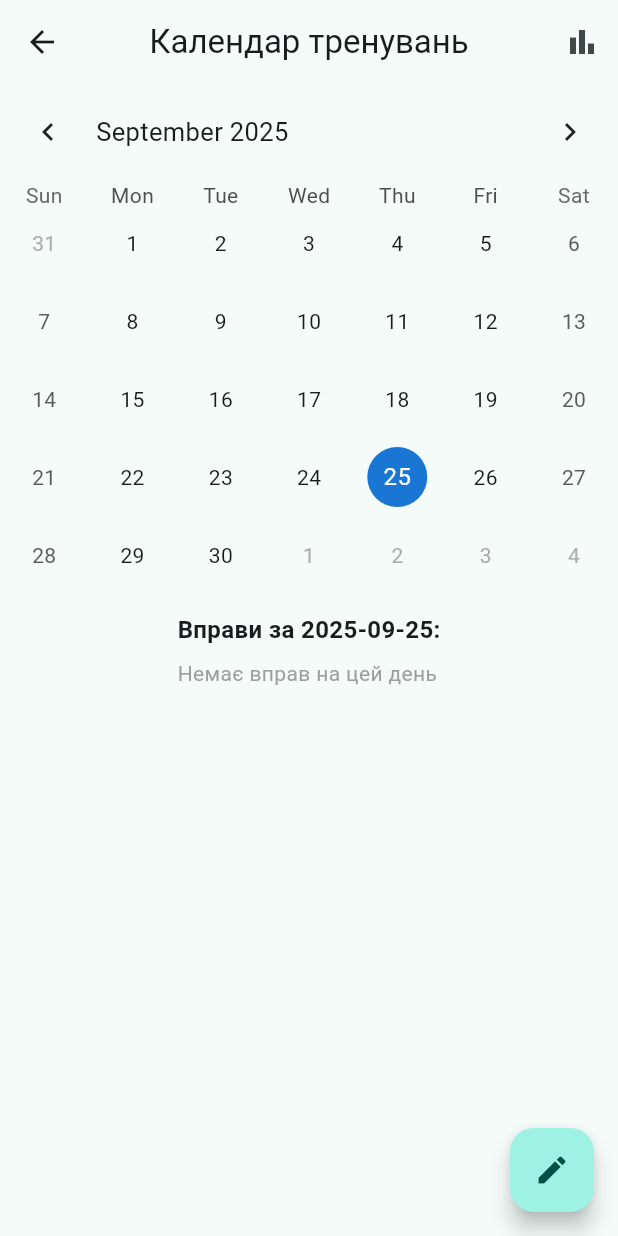
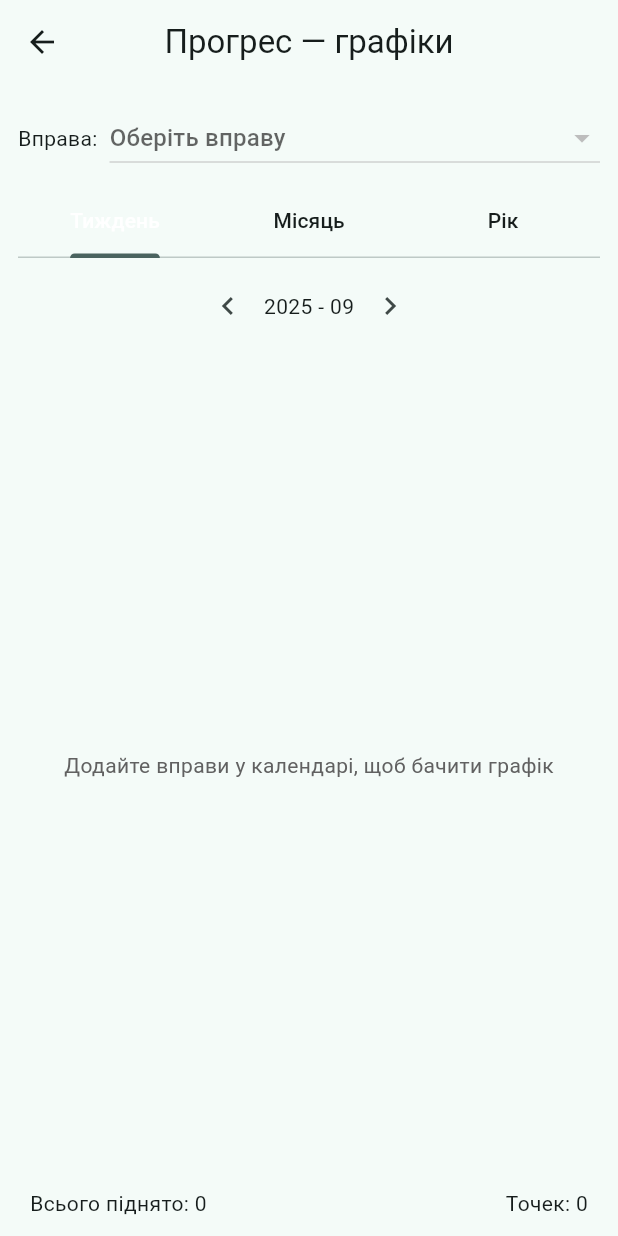
Before and after one commit to MykhailoZaichenko/gym_tracker_app, a Flutter app: the WidgetTree screen opened directly, after a tap on the "bar chart" icon, on a phone screen of 412 x 824 dp. Run offline on Flutter 3.47's test engine with Material 3 defaults, Android fonts, the phone set to English and light mode, and no system bars; drawn by our look-alikes of table_calendar; our stand-ins replace fl_chart, lottie, shared_preferences; accounts and stored records are empty.

Commit message:
added graf page and some ui modifications to calendar page

```diff
--- /dev/null
+++ b/lib/views/pages/graf_page.dart
@@ -0,0 +1,543 @@
+// lib/views/pages/graf_page.dart
+//
+// Сторінка графіків прогресу за інструкціями:
+// - Dropdown для вибору вправи
+// - Tabs: Тиждень / Місяць / Рік
+// - Перелистування місяців у режимі Місяць
+// - X: дні тижня/дні місяця/місяці; Y: сумарна піднята вага за день (sum(weight * reps))
+// - Тап по точці відкриває діалог зі списком сетів (вага і повтори)
+
+import 'dart:convert';
+import 'package:flutter/material.dart';
+import 'package:fl_chart/fl_chart.dart';
+import 'package:shared_preferences/shared_preferences.dart';
+
+enum RangeMode { week, month, year }
+
+class GrafPage extends StatefulWidget {
+  const GrafPage({Key? key}) : super(key: key);
+
+  @override
+  _GrafPageState createState() => _GrafPageState();
+}
+
+class _GrafPageState extends State<GrafPage> with TickerProviderStateMixin {
+  Map<String, List<WorkoutExerciseGraf>> _allWorkouts = {};
+  bool _isLoading = true;
+
+  List<String> _exerciseNames = [];
+  String? _selectedExerciseName;
+
+  RangeMode _range = RangeMode.month;
+  late TabController _tabController;
+
+  // only used for month view navigation
+  DateTime _visibleMonth = DateTime.now();
+
+  @override
+  void initState() {
+    super.initState();
+    _tabController = TabController(length: 3, vsync: this);
+    _tabController.addListener(() {
+      if (!_tabController.indexIsChanging) {
+        setState(() => _range = RangeMode.values[_tabController.index]);
+      }
+    });
+    _loadAllWorkouts();
+  }
+
+  Future<void> _loadAllWorkouts() async {
+    final prefs = await SharedPreferences.getInstance();
+    final raw = prefs.getString('all_workouts');
+    if (raw != null) {
+      final Map<String, dynamic> decoded = jsonDecode(raw);
+      _allWorkouts = decoded.map((key, value) {
+        final list = (value as List<dynamic>)
+            .map(
+              (item) =>
+                  WorkoutExerciseGraf.fromMap(item as Map<String, dynamic>),
+            )
+            .toList();
+        return MapEntry(key, list);
+      });
+    } else {
+      _allWorkouts = {};
+    }
+
+    _collectExerciseNames();
+    setState(() => _isLoading = false);
+  }
+
+  void _collectExerciseNames() {
+    final names = <String>{};
+    for (final list in _allWorkouts.values) {
+      for (final e in list) {
+        final n = e.name.trim();
+        if (n.isNotEmpty) names.add(n);
+      }
+    }
+    _exerciseNames = names.toList()..sort();
+    if (_exerciseNames.isNotEmpty && _selectedExerciseName == null) {
+      _selectedExerciseName = _exerciseNames.first;
+    }
+  }
+
+  /// Для заданої вправи повертає мапу: DateTime (date at midnight) -> сумарна поднята вага за день
+  Map<DateTime, double> _accumulatePerDay(String exerciseName) {
+    final Map<DateTime, double> result = {};
+    _allWorkouts.forEach((dateStr, exercises) {
+      final date = DateTime.parse(dateStr);
+      final ex = exercises.firstWhere(
+        (e) => e.name == exerciseName,
+        orElse: () => WorkoutExerciseGraf(name: '', sets: []),
+      );
+      if (ex.name.isEmpty) return;
+      double sum = 0;
+      for (final s in ex.sets) {
+        final w = s.weight ?? 0;
+        final r = s.reps ?? 0;
+        sum += w * r;
+      }
+      final dayKey = DateTime(date.year, date.month, date.day);
+      result[dayKey] = (result[dayKey] ?? 0) + sum;
+    });
+    return result;
+  }
+
+  List<MapEntry<DateTime, double>> _filteredEntriesForRange() {
+    if (_selectedExerciseName == null) return [];
+    final acc = _accumulatePerDay(_selectedExerciseName!);
+    final now = DateTime.now();
+    Iterable<MapEntry<DateTime, double>> entries = acc.entries;
+
+    switch (_range) {
+      case RangeMode.week:
+        final start = DateTime(
+          now.year,
+          now.month,
+          now.day,
+        ).subtract(const Duration(days: 6));
+        entries = entries.where(
+          (e) => !e.key.isBefore(start) && !e.key.isAfter(now),
+        );
+        break;
+      case RangeMode.month:
+        final first = DateTime(_visibleMonth.year, _visibleMonth.month, 1);
+        final last = DateTime(
+          _visibleMonth.year,
+          _visibleMonth.month + 1,
+          1,
+        ).subtract(const Duration(days: 1));
+        entries = entries.where(
+          (e) => !e.key.isBefore(first) && !e.key.isAfter(last),
+        );
+        break;
+      case RangeMode.year:
+        final yearStart = DateTime(now.year, 1, 1);
+        final yearEnd = DateTime(now.year, 12, 31);
+        entries = entries.where(
+          (e) => !e.key.isBefore(yearStart) && !e.key.isAfter(yearEnd),
+        );
+        break;
+    }
+
+    final sorted = entries.toList()..sort((a, b) => a.key.compareTo(b.key));
+    return sorted;
+  }
+
+  List<FlSpot> _buildSpots(List<MapEntry<DateTime, double>> entries) {
+    final spots = <FlSpot>[];
+    if (entries.isEmpty) return spots;
+
+    switch (_range) {
+      case RangeMode.week:
+        final now = DateTime.now();
+        final start = DateTime(
+          now.year,
+          now.month,
+          now.day,
+        ).subtract(const Duration(days: 6));
+        for (final e in entries) {
+          final x = e.key.difference(start).inDays.toDouble(); // 0..6
+          spots.add(FlSpot(x, e.value));
+        }
+        break;
+      case RangeMode.month:
+        for (final e in entries) {
+          spots.add(FlSpot(e.key.day.toDouble(), e.value));
+        }
+        break;
+      case RangeMode.year:
+        final monthMap = <int, double>{};
+        for (final e in entries) {
+          monthMap[e.key.month] = (monthMap[e.key.month] ?? 0) + e.value;
+        }
+        final months = monthMap.entries.toList()
+          ..sort((a, b) => a.key.compareTo(b.key));
+        for (final m in months) spots.add(FlSpot(m.key.toDouble(), m.value));
+        break;
+    }
+    return spots;
+  }
+
+  String _formatY(double v) {
+    if (v >= 1000000) return '${(v / 1000000).toStringAsFixed(1)}M';
+    if (v >= 1000) return '${(v / 1000).toStringAsFixed(1)}k';
+    if (v == v.floorToDouble()) return v.toInt().toString();
+    return v.toStringAsFixed(1);
+  }
+
+  // отримати дату з координати X (для тапу по точці)
+  DateTime? _xToDate(double x) {
+    switch (_range) {
+      case RangeMode.week:
+        final today = DateTime.now();
+        final start = DateTime(
+          today.year,
+          today.month,
+          today.day,
+        ).subtract(const Duration(days: 6));
+        final day = start.add(Duration(days: x.round()));
+        return DateTime(day.year, day.month, day.day);
+      case RangeMode.month:
+        final dayNum = x.round();
+        return DateTime(_visibleMonth.year, _visibleMonth.month, dayNum);
+      case RangeMode.year:
+        final month = x.round();
+        return DateTime(DateTime.now().year, month, 1);
+    }
+  }
+
+  void _onPointTapped(DateTime day) {
+    final key =
+        '${day.year.toString().padLeft(4, '0')}-${day.month.toString().padLeft(2, '0')}-${day.day.toString().padLeft(2, '0')}';
+    final exList = _allWorkouts[key] ?? [];
+    final ex = exList.firstWhere(
+      (e) => e.name == _selectedExerciseName,
+      orElse: () => WorkoutExerciseGraf(name: '', sets: []),
+    );
+    if (ex.name.isEmpty) return;
+
+    showDialog(
+      context: context,
+      builder: (_) => AlertDialog(
+        title: Text('${ex.name} — $key'),
+        content: SizedBox(
+          width: double.maxFinite,
+          child: ListView.separated(
+            shrinkWrap: true,
+            itemCount: ex.sets.length,
+            separatorBuilder: (_, __) => const Divider(height: 8),
+            itemBuilder: (_, i) {
+              final s = ex.sets[i];
+              return ListTile(
+                title: Text('Підхід ${i + 1}'),
+                subtitle: Text(
+                  'Вага: ${s.weight ?? '-'} кг  •  Повт.: ${s.reps ?? '-'}',
+                ),
+              );
+            },
+          ),
+        ),
+        actions: [
+          TextButton(
+            onPressed: () => Navigator.of(context).pop(),
+            child: const Text('Закрити'),
+          ),
+        ],
+      ),
+    );
+  }
+
+  void _prevMonth() {
+    setState(
+      () => _visibleMonth = DateTime(
+        _visibleMonth.year,
+        _visibleMonth.month - 1,
+        1,
+      ),
+    );
+  }
+
+  void _nextMonth() {
+    setState(
+      () => _visibleMonth = DateTime(
+        _visibleMonth.year,
+        _visibleMonth.month + 1,
+        1,
+      ),
+    );
+  }
+
+  double _bottomInterval() {
+    switch (_range) {
+      case RangeMode.week:
+        return 1;
+      case RangeMode.month:
+        return 5;
+      case RangeMode.year:
+        return 1;
+    }
+  }
+
+  Widget _buildBottomTitle(double value) {
+    switch (_range) {
+      case RangeMode.week:
+        final start = DateTime.now().subtract(const Duration(days: 6));
+        final day = start.add(Duration(days: value.round()));
+        return Text('${day.day}', style: const TextStyle(fontSize: 11));
+      case RangeMode.month:
+        return Text('${value.round()}', style: const TextStyle(fontSize: 11));
+      case RangeMode.year:
+        const months = [
+          '',
+          'Jan',
+          'Feb',
+          'Mar',
+          'Apr',
+          'May',
+          'Jun',
+          'Jul',
+          'Aug',
+          'Sep',
+          'Oct',
+          'Nov',
+          'Dec',
+        ];
+        final m = value.round();
+        return Text(
+          (m >= 1 && m <= 12) ? months[m] : m.toString(),
+          style: const TextStyle(fontSize: 11),
+        );
+    }
+  }
+
+  double _totalForEntries(List<MapEntry<DateTime, double>> entries) {
+    double s = 0;
+    for (final e in entries) s += e.value;
+    return s;
+  }
+
+  @override
+  Widget build(BuildContext context) {
+    if (_isLoading) {
+      return const Scaffold(body: Center(child: CircularProgressIndicator()));
+    }
+
+    final entries = _filteredEntriesForRange();
+    final spots = _buildSpots(entries);
+
+    double maxY = 1;
+    for (final s in spots) if (s.y > maxY) maxY = s.y;
+    final yInterval = (maxY <= 0) ? 1 : (maxY / 4);
+
+    return Scaffold(
+      appBar: AppBar(title: const Text('Прогрес — графіки'), centerTitle: true),
+      body: Padding(
+        padding: const EdgeInsets.all(12),
+        child: Column(
+          children: [
+            Row(
+              children: [
+                const Text('Вправа:'),
+                const SizedBox(width: 8),
+                Expanded(
+                  child: DropdownButton<String>(
+                    isExpanded: true,
+                    value: _selectedExerciseName,
+                    hint: const Text('Оберіть вправу'),
+                    items: _exerciseNames
+                        .map((n) => DropdownMenuItem(value: n, child: Text(n)))
+                        .toList(),
+                    onChanged: (v) => setState(() => _selectedExerciseName = v),
+                  ),
+                ),
+              ],
+            ),
+            const SizedBox(height: 8),
+            TabBar(
+              controller: _tabController,
+              labelColor: Theme.of(context).colorScheme.onPrimary,
+              unselectedLabelColor: Theme.of(context).colorScheme.onSurface,
+              indicatorColor: Theme.of(context).colorScheme.secondary,
+              tabs: const [
+                Tab(text: 'Тиждень'),
+                Tab(text: 'Місяць'),
+                Tab(text: 'Рік'),
+              ],
+            ),
+            const SizedBox(height: 8),
+            if (_range == RangeMode.month)
+              Row(
+                mainAxisAlignment: MainAxisAlignment.center,
+                children: [
+                  IconButton(
+                    icon: const Icon(Icons.chevron_left),
+                    onPressed: _prevMonth,
+                  ),
+                  Text(
+                    '${_visibleMonth.year} - ${_visibleMonth.month.toString().padLeft(2, '0')}',
+                  ),
+                  IconButton(
+                    icon: const Icon(Icons.chevron_right),
+                    onPressed: _nextMonth,
+                  ),
+                ],
+              ),
+            const SizedBox(height: 8),
+            Expanded(
+              child: _selectedExerciseName == null
+                  ? Center(
+                      child: Text(
+                        'Додайте вправи у календарі, щоб бачити графік',
+                        style: TextStyle(color: Colors.grey[700]),
+                      ),
+                    )
+                  : spots.isEmpty
+                  ? Center(
+                      child: Text(
+                        'Немає даних для вибраної вправи у цьому діапазоні',
+                        style: TextStyle(color: Colors.grey[700]),
+                      ),
+                    )
+                  : Card(
+                      elevation: 2,
+                      child: Padding(
+                        padding: const EdgeInsets.all(12.0),
+                        child: Column(
+                          children: [
+                            Expanded(
+                              child: LineChart(
+                                LineChartData(
+                                  minY: 0,
+                                  maxY: (maxY <= 0) ? 1 : maxY * 1.15,
+                                  gridData: FlGridData(show: true),
+                                  borderData: FlBorderData(show: true),
+                                  titlesData: FlTitlesData(
+                                    leftTitles: AxisTitles(
+                                      sideTitles: SideTitles(
+                                        showTitles: true,
+                                        interval: yInterval.toDouble(),
+                                        getTitlesWidget: (val, meta) => Text(
+                                          _formatY(val),
+                                          style: const TextStyle(fontSize: 11),
+                                        ),
+                                      ),
+                                    ),
+                                    bottomTitles: AxisTitles(
+                                      sideTitles: SideTitles(
+                                        showTitles: true,
+                                        interval: _bottomInterval(),
+                                        getTitlesWidget: (val, meta) =>
+                                            _buildBottomTitle(val),
+                                      ),
+                                    ),
+                                  ),
+                                  lineBarsData: [
+                                    LineChartBarData(
+                                      spots: spots,
+                                      isCurved: true,
+                                      color: Colors.blue,
+                                      barWidth: 3,
+                                      dotData: FlDotData(show: true),
+                                    ),
+                                  ],
+                                  lineTouchData: LineTouchData(
+                                    touchCallback: (event, response) {
+                                      if (event is FlTapUpEvent &&
+                                          response != null &&
+                                          response.lineBarSpots != null &&
+                                          response.lineBarSpots!.isNotEmpty) {
+                                        final touched =
+                                            response.lineBarSpots!.first;
+                                        final x = touched.x;
+                                        final day = _xToDate(x);
+                                        if (day != null) _onPointTapped(day);
+                                      }
+                                    },
+                                    handleBuiltInTouches: true,
+                                  ),
+                                ),
+                              ),
+                            ),
+                            const SizedBox(height: 8),
+                            Row(
+                              mainAxisAlignment: MainAxisAlignment.center,
+                              children: [
+                                Container(
+                                  width: 20,
+                                  height: 4,
+                                  color: Colors.blue,
+                                ),
+                                const SizedBox(width: 6),
+                                const Text('Піднята вага'),
+                              ],
+                            ),
+                          ],
+                        ),
+                      ),
+                    ),
+            ),
+            const SizedBox(height: 8),
+            Padding(
+              padding: const EdgeInsets.symmetric(horizontal: 8.0),
+              child: Row(
+                mainAxisAlignment: MainAxisAlignment.spaceBetween,
+                children: [
+                  Text(
+                    'Всього піднято: ${_formatY(_totalForEntries(entries))}',
+                  ),
+                  Text('Точек: ${entries.length}'),
+                ],
+              ),
+            ),
+          ],
+        ),
+      ),
+    );
+  }
+
+  @override
+  void dispose() {
+    _tabController.dispose();
+    super.dispose();
+  }
+}
+
+/// Модельні класи (як у вас раніше)
+class WorkoutExerciseGraf {
+  String name;
+  List<SetData> sets;
+
+  WorkoutExerciseGraf({required this.name, required this.sets});
+
+  factory WorkoutExerciseGraf.fromMap(Map<String, dynamic> m) {
+    return WorkoutExerciseGraf(
+      name: m['name'] as String? ?? '',
+      sets: (m['sets'] as List<dynamic>? ?? [])
+          .map((e) => SetData.fromMap(e as Map<String, dynamic>))
+          .toList(),
+    );
+  }
+
+  Map<String, dynamic> toMap() => {
+    'name': name,
+    'sets': sets.map((s) => s.toMap()).toList(),
+  };
+}
+
+class SetData {
+  double? weight;
+  int? reps;
+
+  SetData({this.weight, this.reps});
+
+  factory SetData.fromMap(Map<String, dynamic> m) {
+    return SetData(
+      weight: (m['weight'] as num?)?.toDouble(),
+      reps: m['reps'] as int?,
+    );
+  }
+
+  Map<String, dynamic> toMap() => {'weight': weight, 'reps': reps};
+}
--- a/lib/views/pages/home_calendar_graf_page.dart
+++ b/lib/views/pages/home_calendar_page.dart
@@ -1,17 +1,18 @@
 import 'dart:convert';
 
 import 'package:flutter/material.dart';
+import 'package:gym_tracker_app/views/pages/graf_page.dart';
 import 'package:gym_tracker_app/views/pages/workout_day_page.dart';
 import 'package:shared_preferences/shared_preferences.dart';
 import 'package:table_calendar/table_calendar.dart';
 
-class HomeCalendarGrafPage extends StatefulWidget {
-  const HomeCalendarGrafPage({Key? key}) : super(key: key);
+class HomeCalendarPage extends StatefulWidget {
+  const HomeCalendarPage({Key? key}) : super(key: key);
   @override
-  _HomeCalendarGrafPageState createState() => _HomeCalendarGrafPageState();
+  _HomeCalendarPageState createState() => _HomeCalendarPageState();
 }
 
-class _HomeCalendarGrafPageState extends State<HomeCalendarGrafPage> {
+class _HomeCalendarPageState extends State<HomeCalendarPage> {
   late Map<String, List<WorkoutExercise>> _allWorkouts;
   bool _isLoading = true;
 
@@ -81,6 +82,7 @@ class _HomeCalendarGrafPageState extends State<HomeCalendarGrafPage> {
 
   @override
   Widget build(BuildContext context) {
+    final isDark = Theme.of(context).brightness == Brightness.dark;
     if (_isLoading) {
       return const Scaffold(body: Center(child: CircularProgressIndicator()));
     }
@@ -94,9 +96,9 @@ class _HomeCalendarGrafPageState extends State<HomeCalendarGrafPage> {
             icon: const Icon(Icons.bar_chart),
             tooltip: 'Прогрес',
             onPressed: () {
-              Navigator.of(context).push(
-                MaterialPageRoute(builder: (_) => const HomeCalendarGrafPage()),
-              );
+              Navigator.of(
+                context,
+              ).push(MaterialPageRoute(builder: (_) => GrafPage()));
             },
           ),
         ],
@@ -114,15 +116,17 @@ class _HomeCalendarGrafPageState extends State<HomeCalendarGrafPage> {
                 _allWorkouts[_keyOf(day)] ?? <WorkoutExercise>[],
             calendarStyle: CalendarStyle(
               markerDecoration: BoxDecoration(
-                color: Theme.of(context).primaryColor,
+                color: isDark
+                    ? Theme.of(context).primaryColorLight
+                    : Theme.of(context).primaryColorDark,
                 shape: BoxShape.circle,
               ),
               todayDecoration: BoxDecoration(
-                color: Colors.orangeAccent,
+                color: Colors.blue,
                 shape: BoxShape.circle,
               ),
               selectedDecoration: BoxDecoration(
-                color: Theme.of(context).primaryColorDark,
+                color: isDark ? Colors.blueGrey : Colors.blue[300],
                 shape: BoxShape.circle,
               ),
             ),
@@ -153,7 +157,7 @@ class _HomeCalendarGrafPageState extends State<HomeCalendarGrafPage> {
                   const SizedBox(height: 8),
                   if (_selectedExercises.isEmpty)
                     const Text(
-                      'Немає вправ на цей день',
+                      'Немає вправ за цей день',
                       style: TextStyle(color: Colors.grey),
                     )
                   else
--- a/lib/views/widget_tree.dart
+++ b/lib/views/widget_tree.dart
@@ -1,13 +1,13 @@
 import 'package:flutter/material.dart';
 // import 'package:gym_tracker_app/data/constants.dart';
 import 'package:gym_tracker_app/data/notiers.dart';
-import 'package:gym_tracker_app/views/pages/home_calendar_graf_page.dart';
+import 'package:gym_tracker_app/views/pages/home_calendar_page.dart';
 import 'package:gym_tracker_app/views/pages/profile_page.dart';
 // import 'package:shared_preferences/shared_preferences.dart';
 import 'widgets/navbar_widget.dart';
 
 String? title = 'Gym Tracker';
-List<Widget> pages = [HomeCalendarGrafPage(), ProfileGrafPage()];
+List<Widget> pages = [HomeCalendarPage(), ProfileGrafPage()];
 
 class WidgetTree extends StatelessWidget {
   const WidgetTree({super.key});
```
